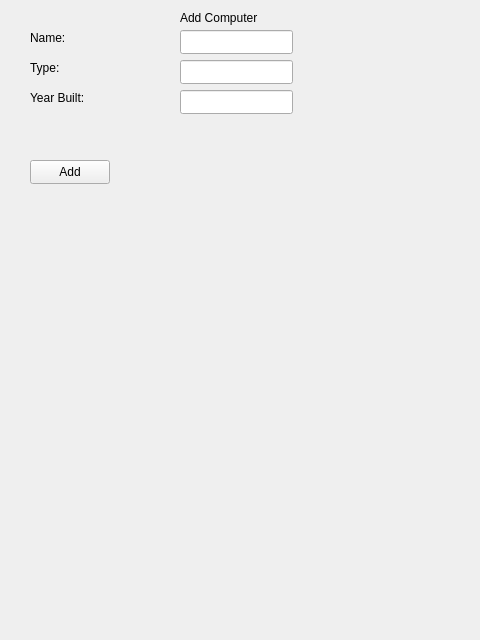
Qt form Widget/addcomputermenu.ui (Ladanvini/VLN1-Hopur-5) before a commit.
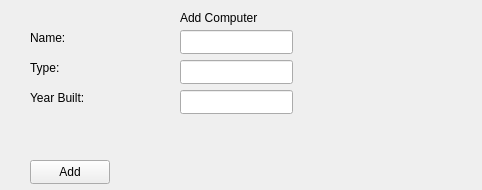
The same form after that commit.

```diff
--- a/Widget/addcomputermenu.ui
+++ b/Widget/addcomputermenu.ui
@@ -6,8 +6,8 @@
    <rect>
     <x>0</x>
     <y>0</y>
-    <width>480</width>
-    <height>640</height>
+    <width>482</width>
+    <height>190</height>
    </rect>
   </property>
   <property name="windowTitle">
```
